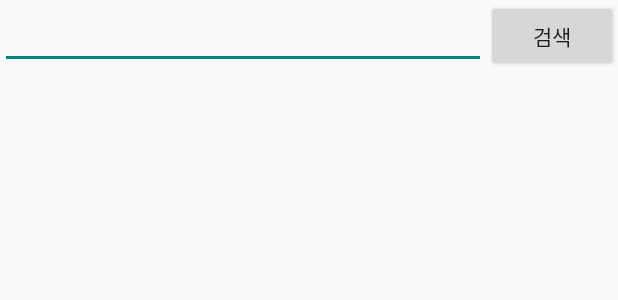
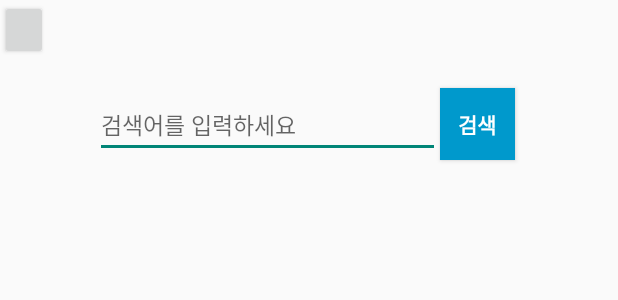
Before and after one commit to jinyoung95/SoftwareEngineering_dongguk_usedBook, an Android app: the layout activity_search.xml on its own in the app's theme, with its tools: preview values and no code run, on a phone screen of 412 x 824 dp. Shown: the top 300 px of the screen. Run offline under Robolectric (Android 15) with nearby library versions, the phone set to English and light mode, and no system bars; plain views replace BuyerSearchTitleButton, PreviousButton.

Commit message:
searchBook/.idea/misc.xml에서 languageLevel="JDK_1_8"로 수정 + 기본 세팅 수정

```diff
--- a/searchBook/app/build.gradle
+++ b/searchBook/app/build.gradle
@@ -25,7 +25,8 @@ dependencies {
         exclude group: 'com.android.support', module: 'support-annotations'
     })
     compile 'com.android.support:appcompat-v7:24.2.1'
-    compile 'com.jakewharton:butterknife:8.4.0'
-    annotationProcessor 'com.jakewharton:butterknife-compiler:8.4.0'
+    compile 'com.jakewharton:butterknife:8.4.0'     // butterknife
+    annotationProcessor 'com.jakewharton:butterknife-compiler:8.4.0'    // butterknife
+    compile 'com.googlecode.android-query:android-query:0.25.9'     // AQuery
     testCompile 'junit:junit:4.12'
 }
--- a/searchBook/app/src/main/AndroidManifest.xml
+++ b/searchBook/app/src/main/AndroidManifest.xml
@@ -2,15 +2,8 @@
 <manifest xmlns:android="http://schemas.android.com/apk/res/android"
 package="com.se_team8.searchbook">
 
-<!--<uses-permission android:name="android.permission.INTERNET" />-->
-<!--<uses-feature android:glEsVersion="0x00020000" android:required="true"/>-->
+    <!-- 네트워크 사용허가 요청  -->
     <uses-permission android:name="android.permission.INTERNET" />
-    <uses-permission android:name="android.permission.ACCESS_NETWORK_STATE"/>
-<!--<uses-permission android:name="android.permission.WRITE_EXTERNAL_STORAGE"/>-->
-<!--<uses-permission android:name="com.google.android.providers.gsf.permission.READ_GSERVICES" />-->
-<!--<uses-permission android:name="android.permission.ACCESS_COARSE_LOCATION" />-->
-<!--<uses-permission android:name="android.permission.ACCESS_FINE_LOCATION" />-->
-
     <application
         android:allowBackup="true"
         android:icon="@mipmap/ic_launcher"
@@ -27,10 +20,5 @@ package="com.se_team8.searchbook">
         <!--<activity android:name=".BookDetailsActivity"> </activity>-->
         <!--<activity android:name=".MainActivity"> </activity>-->
         <!--<activity android:name=".SearchActivity"> </activity>-->
-
-
-    <!--<meta-data android:name="com.google.android.maps.v2.API_KEY" android:value="AIzaSyAhNVOPm-ahCMHRnUNzJ4RTYlyvZ9omytg"/>-->
-    <!--<meta-data android:name="com.google.android.gms.version" android:value="@integer/google_play_services_version"/>-->
     </application>
-
 </manifest>
--- a/searchBook/app/src/main/res/layout/activity_search.xml
+++ b/searchBook/app/src/main/res/layout/activity_search.xml
@@ -1,34 +1,83 @@
-<LinearLayout xmlns:android="http://schemas.android.com/apk/res/android"
+<?xml version="1.0" encoding="UTF-8"?>
+<RelativeLayout
+    tools:context="com.se_team8.searchbook.SearchActivity"
+    android:paddingBottom="@dimen/activity_vertical_margin"
+    android:paddingTop="0dp"
+    android:paddingRight="0dp"
+    android:paddingLeft="0dp"
+    android:layout_height="match_parent"
+    android:layout_width="match_parent"
+    android:id="@+id/activity_buyer_search"
     xmlns:tools="http://schemas.android.com/tools"
-    android:id="@+id/container"
-    android:layout_width="match_parent"
-    android:layout_height="match_parent"
-    android:orientation="vertical" >
-    <LinearLayout
+    xmlns:app="http://schemas.android.com/apk/res-auto"
+    xmlns:android="http://schemas.android.com/apk/res/android">
+
+<!-- <com.example.eomji.dongguk_usedbook_marcket.BuyerSearchTitleButton android:id="@+id/titleBtn" android:layout_width="match_parent" android:layout_height="48dp" android:layout_marginBottom="4dp" /> -->
+    <!-- 이전 버튼 -->
+<!-- <com.example.eomji.dongguk_usedbook_marcket.PreviousButton android:id="@+id/arrowLeftBtn" android:layout_width="32dp" android:layout_height="40dp" android:layout_alignParentLeft="true" android:layout_marginTop="4dp" android:layout_marginLeft="4dp" /> -->
+
+    <!-- 홈 버튼 -->
+    <Button android:layout_height="40dp"
+        android:layout_width="32dp"
+        android:id="@+id/home_button"
+        android:onClick="onHomeButtonClicked"
+        android:layout_alignParentStart="true"
+        android:layout_alignParentLeft="true"
+        android:layout_alignParentTop="true"/>
+    <!--android:background="@drawable/home_button"/>-->
+
+    <!-- 도서검색메뉴 -->
+    <ImageView android:layout_height="wrap_content"
+        android:layout_width="wrap_content"
+        android:id="@+id/imageView2"
+        android:layout_alignParentStart="true"
+        android:layout_alignParentLeft="true"
+        android:gravity="center"
+        android:layout_above="@+id/searchText"
+        android:layout_alignParentEnd="true"
+        android:layout_alignParentRight="true"
+        android:layout_alignTop="@+id/home_button" />
+    <!--app:srcCompat="@drawable/search_page"/>-->
+
+    <!-- 검색 버튼 -->
+    <Button
+        android:layout_height="wrap_content"
+        android:layout_width="50dp"
+        android:id="@+id/searchButton"
+        android:onClick="onSearchButtonClicked"
+        android:background="@android:color/holo_blue_dark"
+        android:textStyle="normal|bold"
+        android:textColor="@android:color/white"
+        android:layout_toEndOf="@+id/searchText"
+        android:layout_toRightOf="@+id/searchText"
+        android:layout_alignBottom="@+id/searchText"
+        android:layout_alignBaseline="@+id/searchText"
+        android:text="검색"/>
+
+    <!-- 검색어 입력 text-->
+    <EditText android:layout_height="wrap_content"
+        android:layout_width="230dp"
+        android:id="@+id/searchText"
+        android:layout_toEndOf="@+id/home_button"
+        android:layout_toRightOf="@+id/home_button"
+        android:layout_below="@+id/home_button"
+        android:layout_marginStart="31dp"
+        android:layout_marginLeft="31dp"
+        android:singleLine="true"
+        android:hint="검색어를 입력하세요"
+        android:inputType="textCapWords"
+        android:layout_marginTop="21dp"
+        android:textSize="15dp"/>
+    <ListView
+        android:paddingTop="10dp"
+        android:layout_height="match_parent"
         android:layout_width="match_parent"
-        android:layout_height="wrap_content"
-        android:orientation="horizontal">
-        <EditText
-            android:id="@+id/etBook"
-            android:layout_width="wrap_content"
-            android:layout_height="wrap_content"
-            android:layout_weight="1" >
-        </EditText>
-        <Button
-            android:id="@+id/btnSubmit"
-            android:layout_width="wrap_content"
-            android:layout_height="wrap_content"
-            android:text="검색" />
-    </LinearLayout>
-    <ListView
-        android:id="@+id/listBook"
-        android:layout_width="match_parent"
-        android:layout_height="0dp" android:layout_weight="1" >
-    </ListView>
+        android:id="@+id/listView"
+        android:layout_below="@+id/searchButton"/>
     <Button
         android:id="@+id/btnMore"
         android:layout_width="match_parent"
         android:layout_height="wrap_content"
         android:visibility="gone"
         android:text="더보기" />
-</LinearLayout>
+</RelativeLayout>
```
Lines whose indentation alone changed are shown as unchanged.
